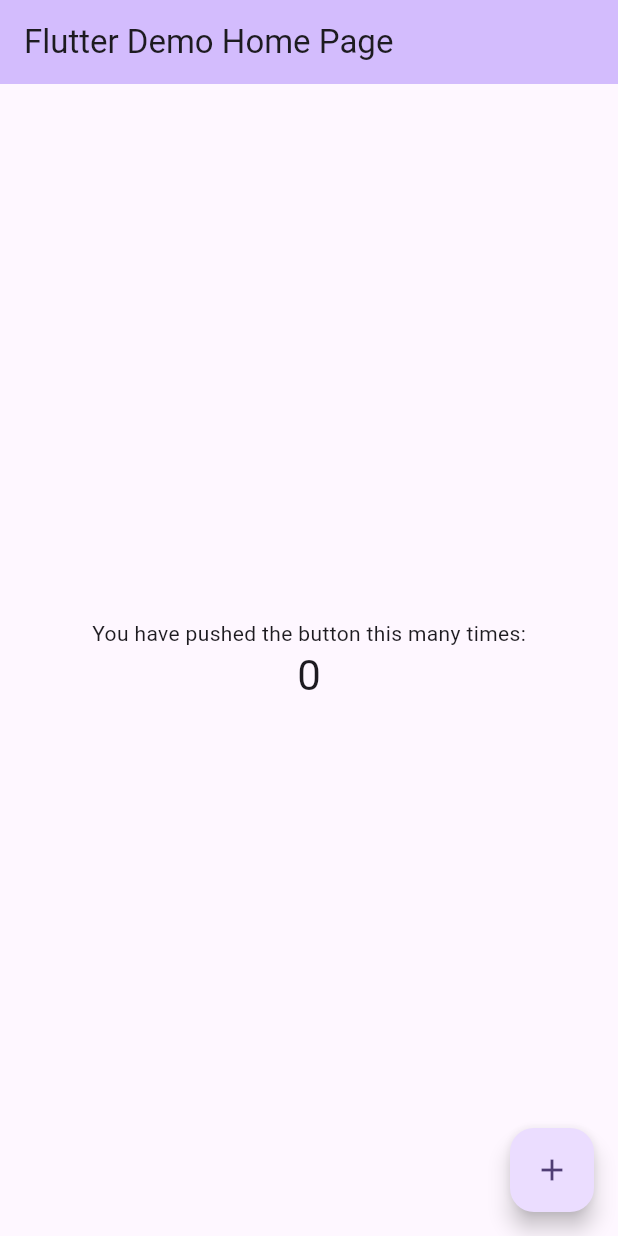
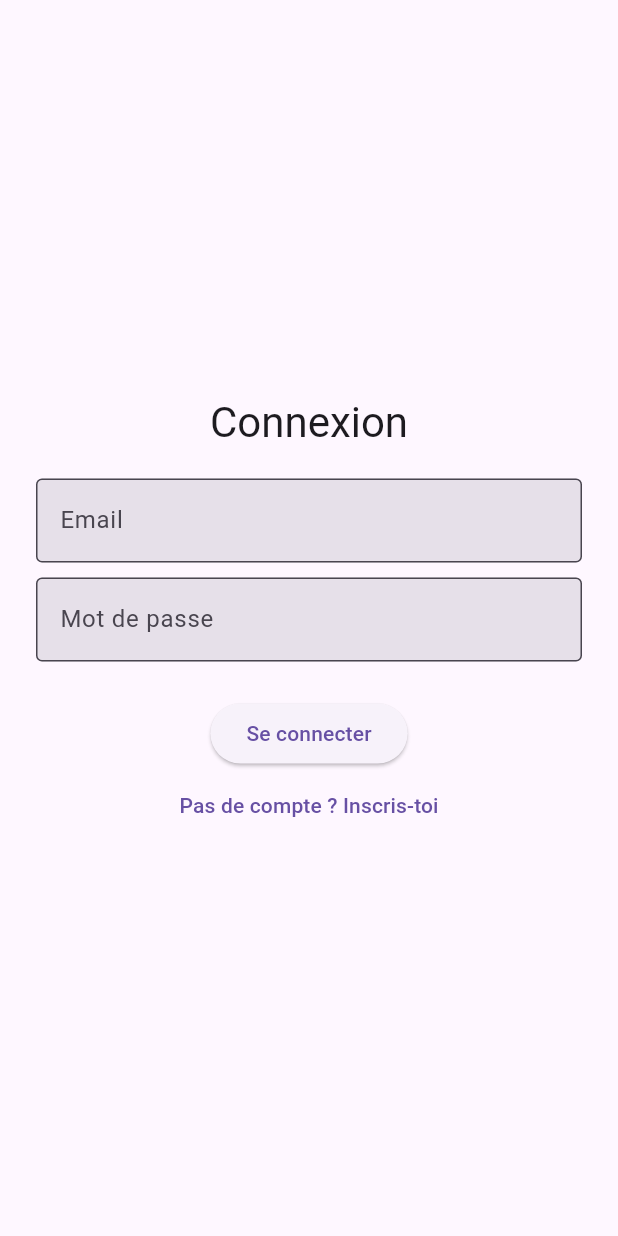
Before and after one commit to Minjxxe8/Zelda_Map, a Flutter app: the screen it shows after launch, on a phone screen of 412 x 824 dp. Run offline on Flutter 3.47's test engine with Material 3 defaults, Android fonts, the phone set to English and light mode, and no system bars.

Commit message:
feature (Auth) : Add the auth interfaces, and creating the logic

```diff
--- /dev/null
+++ b/lib/AuthScreen/widgets/auth_logo.dart
@@ -0,0 +1 @@
+// TODO Implement this library.
--- a/lib/main.dart
+++ b/lib/main.dart
@@ -1,4 +1,5 @@
 import 'package:flutter/material.dart';
+import 'package:zelda_map/ui/AuthScreen/auth_screen.dart';
 
 void main() {
   runApp(const MyApp());
@@ -7,116 +8,20 @@ void main() {
 class MyApp extends StatelessWidget {
   const MyApp({super.key});
 
-  // This widget is the root of your application.
   @override
   Widget build(BuildContext context) {
     return MaterialApp(
-      title: 'Flutter Demo',
+      title: 'Mon Projet Supabase',
+      debugShowCheckedModeBanner: false,
       theme: ThemeData(
-        // This is the theme of your application.
-        //
-        // TRY THIS: Try running your application with "flutter run". You'll see
-        // the application has a purple toolbar. Then, without quitting the app,
-        // try changing the seedColor in the colorScheme below to Colors.green
-        // and then invoke "hot reload" (save your changes or press the "hot
-        // reload" button in a Flutter-supported IDE, or press "r" if you used
-        // the command line to start the app).
-        //
-        // Notice that the counter didn't reset back to zero; the application
-        // state is not lost during the reload. To reset the state, use hot
-        // restart instead.
-        //
-        // This works for code too, not just values: Most code changes can be
-        // tested with just a hot reload.
-        colorScheme: .fromSeed(seedColor: Colors.deepPurple),
+        useMaterial3: true,
+        primarySwatch: Colors.blue,
+        inputDecorationTheme: const InputDecorationTheme(
+          border: OutlineInputBorder(),
+          filled: true,
+        ),
       ),
-      home: const MyHomePage(title: 'Flutter Demo Home Page'),
+      home: const AuthScreen(),
     );
   }
 }
-
-class MyHomePage extends StatefulWidget {
-  const MyHomePage({super.key, required this.title});
-
-  // This widget is the home page of your application. It is stateful, meaning
-  // that it has a State object (defined below) that contains fields that affect
-  // how it looks.
-
-  // This class is the configuration for the state. It holds the values (in this
-  // case the title) provided by the parent (in this case the App widget) and
-  // used by the build method of the State. Fields in a Widget subclass are
-  // always marked "final".
-
-  final String title;
-
-  @override
-  State<MyHomePage> createState() => _MyHomePageState();
-}
-
-class _MyHomePageState extends State<MyHomePage> {
-  int _counter = 0;
-
-  void _incrementCounter() {
-    setState(() {
-      // This call to setState tells the Flutter framework that something has
-      // changed in this State, which causes it to rerun the build method below
-      // so that the display can reflect the updated values. If we changed
-      // _counter without calling setState(), then the build method would not be
-      // called again, and so nothing would appear to happen.
-      _counter++;
-    });
-  }
-
-  @override
-  Widget build(BuildContext context) {
-    // This method is rerun every time setState is called, for instance as done
-    // by the _incrementCounter method above.
-    //
-    // The Flutter framework has been optimized to make rerunning build methods
-    // fast, so that you can just rebuild anything that needs updating rather
-    // than having to individually change instances of widgets.
-    return Scaffold(
-      appBar: AppBar(
-        // TRY THIS: Try changing the color here to a specific color (to
-        // Colors.amber, perhaps?) and trigger a hot reload to see the AppBar
-        // change color while the other colors stay the same.
-        backgroundColor: Theme.of(context).colorScheme.inversePrimary,
-        // Here we take the value from the MyHomePage object that was created by
-        // the App.build method, and use it to set our appbar title.
-        title: Text(widget.title),
-      ),
-      body: Center(
-        // Center is a layout widget. It takes a single child and positions it
-        // in the middle of the parent.
-        child: Column(
-          // Column is also a layout widget. It takes a list of children and
-          // arranges them vertically. By default, it sizes itself to fit its
-          // children horizontally, and tries to be as tall as its parent.
-          //
-          // Column has various properties to control how it sizes itself and
-          // how it positions its children. Here we use mainAxisAlignment to
-          // center the children vertically; the main axis here is the vertical
-          // axis because Columns are vertical (the cross axis would be
-          // horizontal).
-          //
-          // TRY THIS: Invoke "debug painting" (choose the "Toggle Debug Paint"
-          // action in the IDE, or press "p" in the console), to see the
-          // wireframe for each widget.
-          mainAxisAlignment: .center,
-          children: [
-            const Text('You have pushed the button this many times:'),
-            Text(
-              '$_counter',
-              style: Theme.of(context).textTheme.headlineMedium,
-            ),
-          ],
-        ),
-      ),
-      floatingActionButton: FloatingActionButton(
-        onPressed: _incrementCounter,
-        tooltip: 'Increment',
-        child: const Icon(Icons.add),
-      ),
-    );
-  }
-}
--- a/lib/providers/user_provider.dart
+++ b/lib/providers/user_provider.dart
@@ -1,4 +1,4 @@
-import '/model/user.dart';
+/*import '/model/user_model.dart';
 import '/repository/user_repository.dart';
 import '/services/userDataSourceStatic.dart';
 import 'package:flutter_riverpod/flutter_riverpod.dart';
@@ -26,4 +26,4 @@ final allUsersProvider = FutureProvider<List<User>>((ref) async {
 final userDetailProvider = FutureProvider.family<User, String>((ref, id) async {
   final repo = ref.watch(userRepositoryProvider);
   return repo.getUser(id);
-});
+});*/
--- /dev/null
+++ b/lib/services/auth_service.dart
@@ -0,0 +1,11 @@
+class AuthService {
+  Future<bool> login(String email, String password) async {
+    await Future.delayed(const Duration(seconds: 1));
+    return true;
+  }
+
+  Future<bool> signUp(String email, String password, String username) async {
+    await Future.delayed(const Duration(seconds: 1));
+    return true;
+  }
+}
--- /dev/null
+++ b/lib/ui/AuthScreen/auth_screen.dart
@@ -0,0 +1,84 @@
+import 'package:flutter/material.dart';
+
+class AuthScreen extends StatefulWidget {
+  const AuthScreen({super.key});
+
+  @override
+  State<AuthScreen> createState() => _AuthScreenState();
+}
+
+class _AuthScreenState extends State<AuthScreen> {
+  bool isLogin = true;
+  final _formKey = GlobalKey<FormState>();
+
+  // Controllers pour récupérer le texte
+  final _emailController = TextEditingController();
+  final _passwordController = TextEditingController();
+  final _usernameController = TextEditingController();
+
+  void _toggleMode() {
+    setState(() => isLogin = !isLogin);
+  }
+
+  void _submit() {
+    if (_formKey.currentState!.validate()) {
+      print("Tentative de ${isLogin ? 'Connexion' : 'Inscription'}");
+    }
+  }
+
+  @override
+  Widget build(BuildContext context) {
+    return Scaffold(
+      body: Center(
+        child: Padding(
+          padding: const EdgeInsets.all(24.0),
+          child: Form(
+            key: _formKey,
+            child: Column(
+              mainAxisSize: MainAxisSize.min,
+              children: [
+                Text(isLogin ? "Connexion" : "Créer un compte",
+                    style: Theme.of(context).textTheme.headlineMedium),
+                const SizedBox(height: 20),
+
+                if (!isLogin) ...[
+                  TextFormField(
+                    controller: _usernameController,
+                    decoration: const InputDecoration(labelText: "Nom d'utilisateur"),
+                  ),
+                  const SizedBox(height: 10),
+                ],
+
+                TextFormField(
+                  controller: _emailController,
+                  decoration: const InputDecoration(labelText: "Email"),
+                  keyboardType: TextInputType.emailAddress,
+                ),
+                const SizedBox(height: 10),
+
+                TextFormField(
+                  controller: _passwordController,
+                  decoration: const InputDecoration(labelText: "Mot de passe"),
+                  obscureText: true,
+                ),
+
+                const SizedBox(height: 24),
+                ElevatedButton(
+                  onPressed: _submit,
+                  child: Text(isLogin ? "Se connecter" : "S'inscrire"),
+                ),
+
+                TextButton(
+                  onPressed: _toggleMode,
+                  child: Text(isLogin
+                      ? "Pas de compte ? Inscris-toi"
+                      : "Déjà un compte ? Connecte-toi"),
+                ),
+              ],
+            ),
+          ),
+        ),
+      ),
+    );
+  }
+}
```
Also changed, not shown: lib/model/user.dart (deleted, +0 -30 lines), lib/model/user_model.dart (added, +23 -0 lines), lib/repository/user_repository.dart (+4 -4 lines), lib/router/main.dart (+1 -14 lines), lib/services/userDataSource.dart (deleted, +0 -56 lines), lib/services/userDataSourceStatic.dart (deleted, +0 -26 lines), lib/ui/DetailScreen/DetailScreen.dart (deleted, +0 -36 lines), lib/ui/HomeScreen/HomeScreen.dart (deleted, +0 -43 lines).
